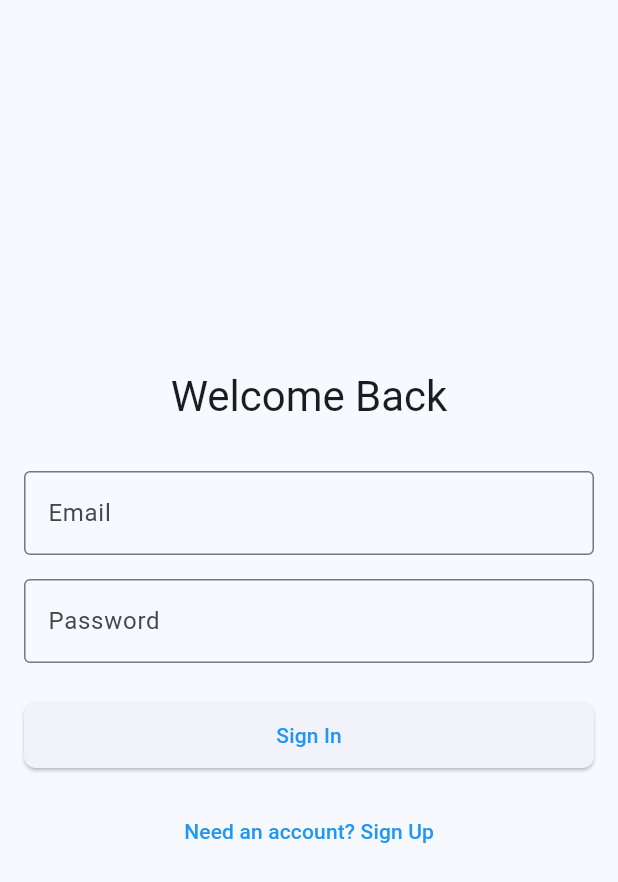
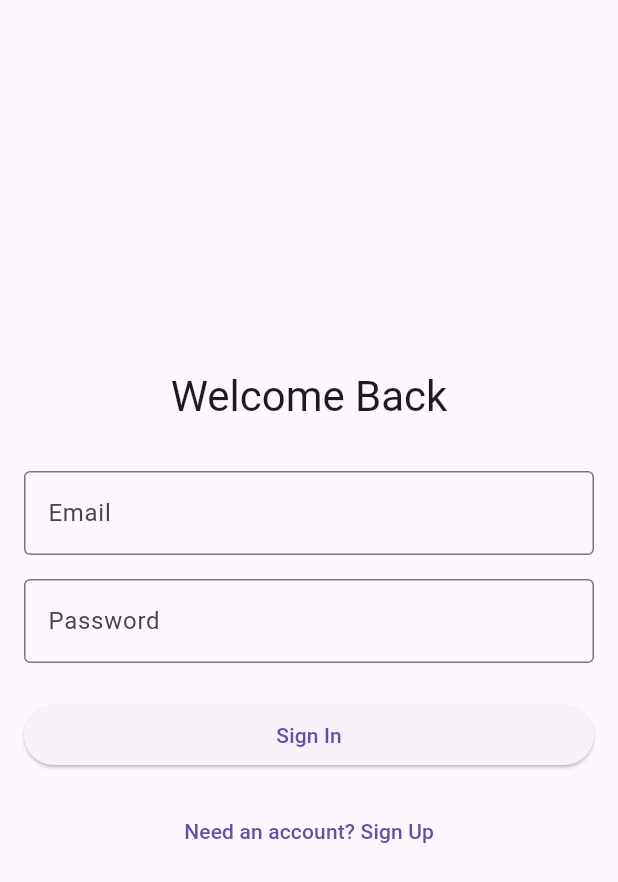
Before and after one commit to eternalflame02/community_dashboard, a Flutter app: the screen it shows after launch, on a phone screen of 412 x 824 dp. Shown: the top 882 px of the screen. Run offline on Flutter 3.47's test engine with Material 3 defaults, Android fonts, the phone set to English and light mode, and no system bars; our stand-ins replace firebase_auth, firebase_core, flutter_map, geolocator, image_picker, js and 2 more; missing offline and left inert: flutter_map_cancellable_tile_provider; accounts and stored records are empty.

```diff
--- a/lib/main.dart
+++ b/lib/main.dart
@@ -1,6 +1,5 @@
 import 'package:flutter/material.dart';
 import 'package:provider/provider.dart';
-import 'package:flutter/foundation.dart';
 import 'package:firebase_core/firebase_core.dart';
 import 'services/auth_service.dart';
 import 'services/incident_service.dart';
@@ -67,35 +66,8 @@ class MyApp extends StatelessWidget {
         builder: (context, themeProvider, child) {
           return MaterialApp(
             title: 'Community Dashboard',
-            theme: ThemeData(
-              useMaterial3: true,
-              colorScheme: ColorScheme.fromSeed(
-                seedColor: Colors.blue,
-                primary: Colors.blue,
-                secondary: Colors.orange,
-              ),
-              cardTheme: CardTheme(
-                elevation: 2,
-                shape: RoundedRectangleBorder(
-                  borderRadius: BorderRadius.circular(12),
-                ),
-              ),
-              elevatedButtonTheme: ElevatedButtonThemeData(
-                style: ElevatedButton.styleFrom(
-                  padding: const EdgeInsets.symmetric(horizontal: 24, vertical: 12),
-                  shape: RoundedRectangleBorder(
-                    borderRadius: BorderRadius.circular(8),
-                  ),
-                ),
-              ),
-            ),
-            darkTheme: ThemeData.dark().copyWith(
-              useMaterial3: true,
-              colorScheme: ColorScheme.fromSeed(
-                seedColor: Colors.blue,
-                brightness: Brightness.dark,
-              ),
-            ),
+            theme: ThemeData.light(useMaterial3: true),
+            darkTheme: ThemeData.dark(useMaterial3: true),
             themeMode: themeProvider.themeMode,
             home: Consumer<AuthService>(
               builder: (context, authService, _) {
--- a/lib/screens/dashboard/profile_screen.dart
+++ b/lib/screens/dashboard/profile_screen.dart
@@ -46,6 +46,8 @@ class ProfileScreen extends StatelessWidget {
                         color: Theme.of(context).colorScheme.onPrimary,
                         onPressed: () {
                           // TODO: Implement photo upload
+                          // You can use ImagePicker or similar package to allow users to select and upload a photo.
+                          // Example: Use ImagePicker.pickImage and upload to your backend or Firebase Storage.
                         },
                       ),
                     ),
@@ -173,6 +175,7 @@ class _SettingsTile extends StatelessWidget {
       trailing: trailing ?? const Icon(Icons.chevron_right),
       onTap: () {
         // TODO: Implement settings navigation
+        // You can use Navigator.push to navigate to a settings screen when this is triggered.
       },
     );
   }
--- a/pubspec.yaml
+++ b/pubspec.yaml
@@ -26,8 +26,12 @@ dependencies:
   http: ^1.1.0
   latlong2: ^0.9.1
   shimmer: ^3.0.0
+  js: ^0.7.1
+  mongo_dart: ^0.10.0
 
 dev_dependencies:
+  mockito: ^5.4.0
+  build_runner: ^2.4.0
   flutter_test:
     sdk: flutter
   flutter_lints: ^5.0.0
```
Also changed, not shown: lib/screens/dashboard/incidents_map.dart (+49 -12 lines), lib/screens/dashboard/reports_list.dart (+7 -2 lines), pubspec.lock, 3 other files.
